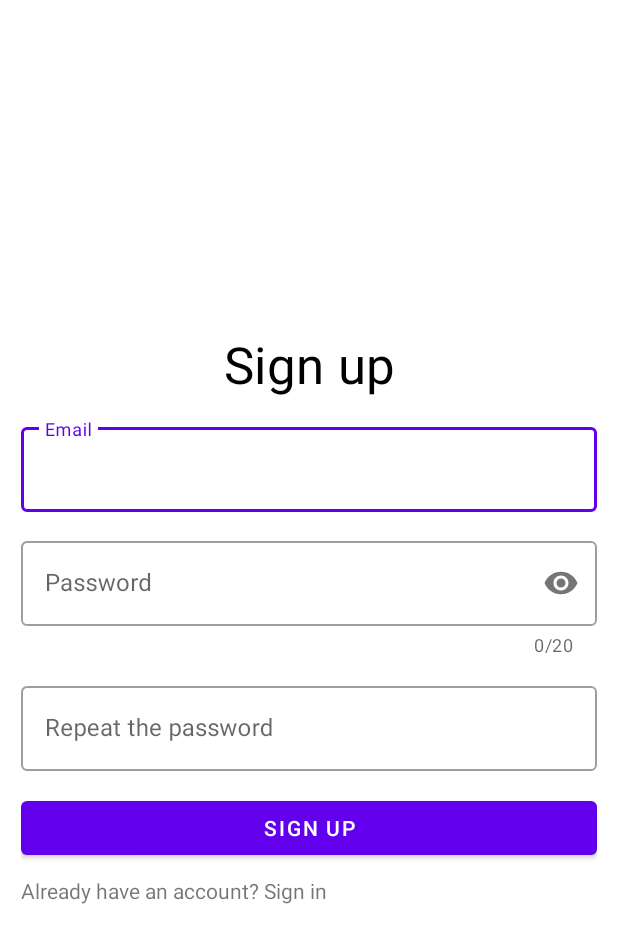
After one commit to plplmax/notes, an Android app: the layout signup_fragment.xml on its own in the app's theme, with its tools: preview values and no code run, on a phone screen of 412 x 824 dp. The commit adds this screen. Shown: the top 943 px of the screen. Run offline under Robolectric (Android 15) with nearby library versions, the phone set to English and light mode, and no system bars.

Commit message:
feat(registration): Create a SignUp screen

```diff
--- a/app/src/main/AndroidManifest.xml
+++ b/app/src/main/AndroidManifest.xml
@@ -11,7 +11,7 @@
         android:supportsRtl="true"
         android:theme="@style/Theme.Notes">
         <activity
-            android:name=".MainActivity"
+            android:name=".ui.MainActivity"
             android:exported="true">
             <intent-filter>
                 <action android:name="android.intent.action.MAIN" />
--- /dev/null
+++ b/app/src/main/res/layout/signup_fragment.xml
@@ -0,0 +1,86 @@
+<?xml version="1.0" encoding="utf-8"?>
+<ScrollView xmlns:android="http://schemas.android.com/apk/res/android"
+    xmlns:app="http://schemas.android.com/apk/res-auto"
+    android:layout_width="match_parent"
+    android:layout_height="match_parent"
+    xmlns:tools="http://schemas.android.com/tools">
+
+    <LinearLayout
+        android:layout_width="match_parent"
+        android:layout_height="wrap_content"
+        android:layout_gravity="center"
+        android:orientation="vertical"
+        android:padding="@dimen/signup_padding">
+
+        <TextView
+            android:layout_width="match_parent"
+            android:layout_height="wrap_content"
+            android:text="@string/sign_up"
+            android:textAlignment="center"
+            android:textAppearance="@style/TextAppearance.MaterialComponents.Headline4"
+            android:textColor="@color/black" />
+
+        <com.google.android.material.textfield.TextInputLayout
+            android:id="@+id/email_input_layout"
+            style="@style/Widget.MaterialComponents.TextInputLayout.OutlinedBox"
+            android:layout_width="match_parent"
+            android:layout_height="wrap_content"
+            android:layout_marginTop="@dimen/signup_margin">
+
+            <com.google.android.material.textfield.TextInputEditText
+                android:id="@+id/email_input"
+                android:layout_width="match_parent"
+                android:layout_height="match_parent"
+                android:hint="@string/email"
+                android:inputType="textEmailAddress"
+                android:lines="1" />
+        </com.google.android.material.textfield.TextInputLayout>
+
+        <com.google.android.material.textfield.TextInputLayout
+            android:id="@+id/password_input_layout"
+            style="@style/Widget.MaterialComponents.TextInputLayout.OutlinedBox"
+            android:layout_width="match_parent"
+            android:layout_height="wrap_content"
+            android:layout_marginTop="@dimen/signup_margin"
+            app:counterEnabled="true"
+            app:counterMaxLength="20"
+            app:passwordToggleEnabled="true">
+
+            <com.google.android.material.textfield.TextInputEditText
+                android:id="@+id/password_input"
+                android:layout_width="match_parent"
+                android:layout_height="match_parent"
+                android:hint="@string/password"
+                android:inputType="textPassword" />
+        </com.google.android.material.textfield.TextInputLayout>
+
+        <com.google.android.material.textfield.TextInputLayout
+            android:id="@+id/repeat_password_input_layout"
+            style="@style/Widget.MaterialComponents.TextInputLayout.OutlinedBox"
+            android:layout_width="match_parent"
+            android:layout_height="wrap_content"
+            android:layout_marginTop="@dimen/signup_margin">
+
+            <com.google.android.material.textfield.TextInputEditText
+                android:id="@+id/repeat_password_input"
+                android:layout_width="match_parent"
+                android:layout_height="match_parent"
+                android:hint="@string/repeat_the_password"
+                android:inputType="textPassword" />
+        </com.google.android.material.textfield.TextInputLayout>
+
+        <com.google.android.material.button.MaterialButton
+            android:id="@+id/sign_up_button"
+            android:layout_width="match_parent"
+            android:layout_height="wrap_content"
+            android:layout_marginTop="14dp"
+            android:text="@string/sign_up" />
+
+        <TextView
+            android:id="@+id/already_have_account"
+            android:layout_width="wrap_content"
+            android:layout_height="wrap_content"
+            android:layout_marginTop="@dimen/sign_up_already_have_margin"
+            tools:text="@string/already_have_an_account_sign_in" />
+    </LinearLayout>
+</ScrollView>
--- /dev/null
+++ b/app/src/main/res/values/dimens.xml
@@ -0,0 +1,6 @@
+<?xml version="1.0" encoding="utf-8"?>
+<resources>
+    <dimen name="signup_margin">14dp</dimen>
+    <dimen name="signup_padding">14dp</dimen>
+    <dimen name="sign_up_already_have_margin">8dp</dimen>
+</resources>
```
Also changed, not shown: app/src/main/java/com/github/plplmax/notes/ui/MainActivity.kt (renamed from app/src/main/java/com/github/plplmax/notes/MainActivity.kt, +13 -2 lines), app/src/main/java/com/github/plplmax/notes/ui/signup/SignUpFragment.kt (added, +178 -0 lines), app/src/main/java/com/github/plplmax/notes/ui/signup/SignUpViewModel.kt (added, +93 -0 lines), app/src/main/res/layout/activity_main.xml (+3 -16 lines).
